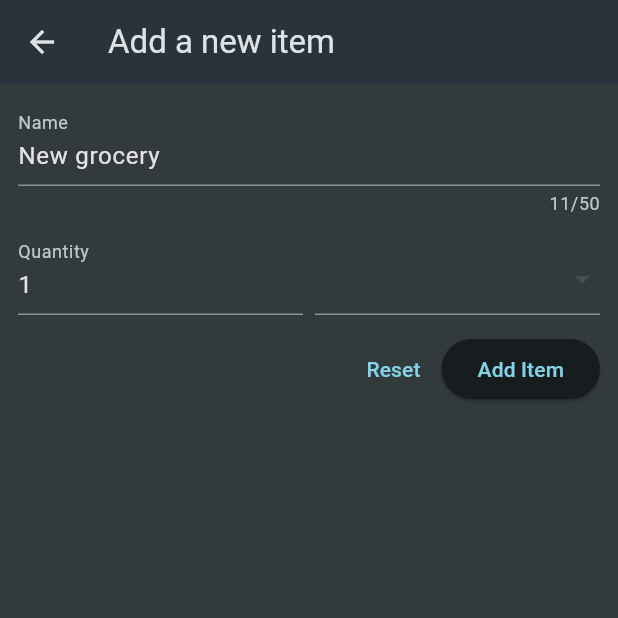
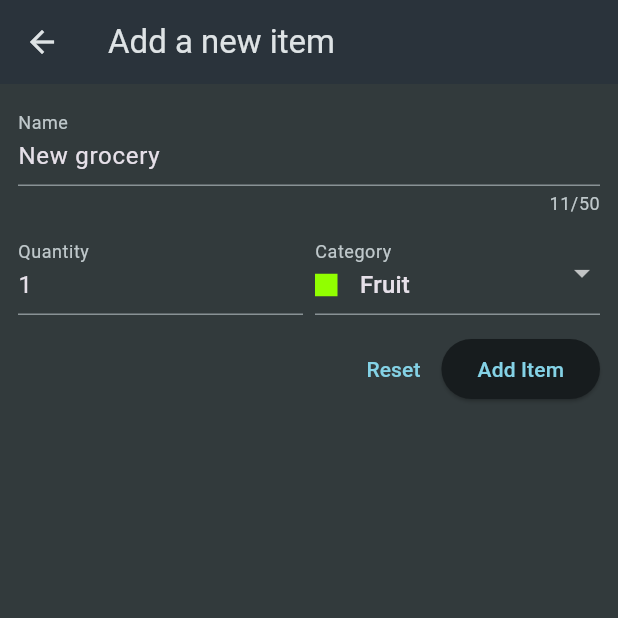
Before and after one commit to sokundeny/W12-Quiz, a Flutter app: the NewItem screen opened directly, on a phone screen of 412 x 824 dp, the top half of it. Run offline on Flutter 3.47's test engine with Material 3 defaults, Android fonts, the phone set to English and light mode, and no system bars.

Commit message:
Second commit

```diff
--- a/lib/ui/groceries/grocery_form.dart
+++ b/lib/ui/groceries/grocery_form.dart
@@ -42,11 +42,18 @@ class _NewItemState extends State<NewItem> {
   }
 
   void onReset() {
-    // Will be implemented later - Reset all fields to the initial values
+
   }
 
   void onAdd() {
     // Will be implemented later - Create and return the new grocery
+    Grocery newGrocery=Grocery(
+      id: DateTime.now().toString(),
+      name: _nameController.text,
+      quantity: int.parse(_quantityController.text),
+      category: _selectedCategory
+    );
+    Navigator.pop(context,newGrocery);
   }
 
   @override
@@ -76,7 +83,24 @@ class _NewItemState extends State<NewItem> {
                 Expanded(
                   child: DropdownButtonFormField<GroceryCategory>(
                   initialValue: _selectedCategory,
-                    items: [  ],
+                  decoration: const InputDecoration(labelText: 'Category'),
+                  items: GroceryCategory.values
+                      .map(
+                        (cat) => DropdownMenuItem<GroceryCategory>(
+                          value: cat,
+                          child: Row(
+                            spacing: 15,
+                            children: [
+                              Container(
+                                width: 15,
+                                height: 15,
+                                color: cat.color,
+                              ),
+                              Text(cat.label)
+                          ],),
+                        ),
+                      )
+                      .toList(),
                   onChanged: (value) {
                     if (value != null) {
                       setState(() {
```
Also changed, not shown: lib/ui/groceries/grocery_list.dart (+13 -3 lines). Lines whose indentation alone changed are shown as unchanged.
